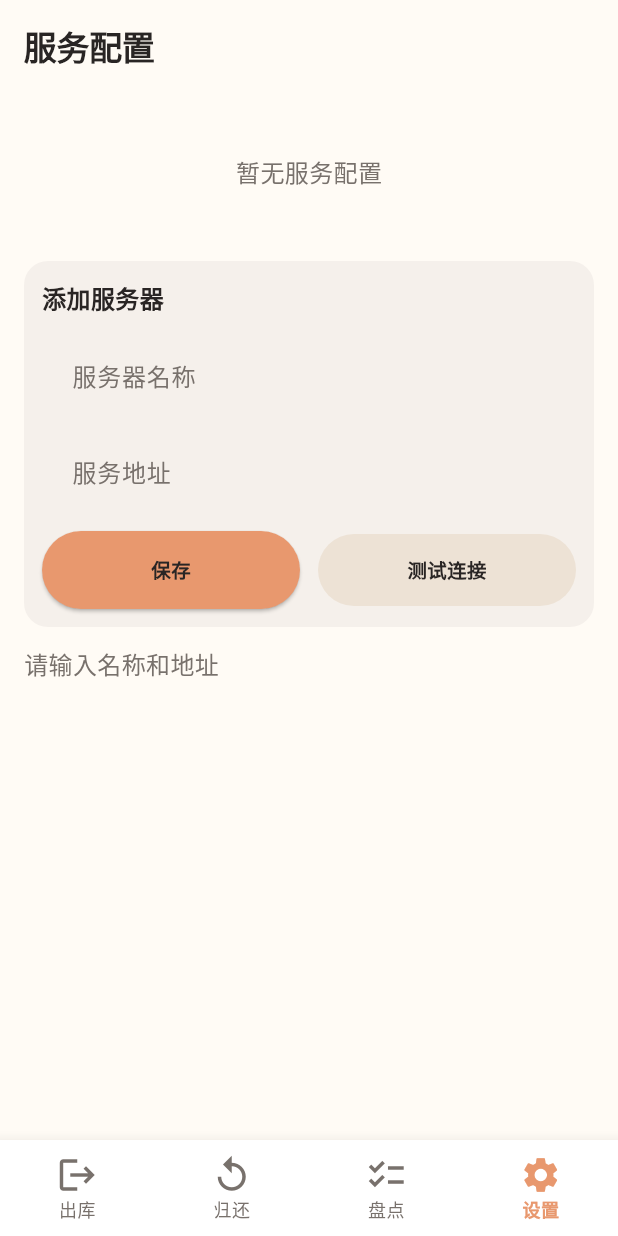
After one commit to xuzhaorui/claude-code-warp-Design, a Flutter app: the screen it shows after launch, item 4 of the bottom bar chosen, after a tap on "添加服务器", after a tap on "保存", on a phone screen of 412 x 824 dp. The commit adds this screen. Run offline on Flutter 3.47's test engine with Material 3 defaults, Android fonts, the light colour scheme and no system bars; our stand-ins replace shared_preferences, webview_flutter; missing offline and left inert: mobile_scanner.

Commit message:
feat: add server config store and settings page (closes task-031)

```diff
--- /dev/null
+++ b/flutter_shell/lib/features/settings/server_config_page.dart
@@ -0,0 +1,285 @@
+import 'package:flutter/material.dart';
+
+import '../../components/app_button.dart';
+import '../../design/app_design_colors.dart';
+import '../../design/app_radii.dart';
+import '../../design/app_spacing.dart';
+import '../../design/app_text_styles.dart';
+import 'server_config_store.dart';
+
+/// Server configuration page.
+///
+/// Allows users to manage multiple server configurations (name + base URL),
+/// select an active server, and test connectivity (placeholder).
+///
+/// Defaults to [PersistentServerConfigStore] for production.
+/// Inject an [InMemoryServerConfigStore] for tests.
+class ServerConfigPage extends StatefulWidget {
+  const ServerConfigPage({
+    super.key,
+    this.store,
+  });
+
+  final ServerConfigStore? store;
+
+  @override
+  State<ServerConfigPage> createState() => _ServerConfigPageState();
+}
+
+class _ServerConfigPageState extends State<ServerConfigPage> {
+  late final ServerConfigStore _store;
+  final _nameController = TextEditingController();
+  final _urlController = TextEditingController();
+  List<ServerConfig> _servers = [];
+  ServerConfig? _activeServer;
+  String? _statusMessage;
+  bool _statusIsError = false;
+  bool _showForm = false;
+
+  @override
+  void initState() {
+    super.initState();
+    _store = widget.store ?? PersistentServerConfigStore();
+    _load();
+  }
+
+  Future<void> _load() async {
+    final servers = await _store.loadServers();
+    final active = await _store.loadActiveServer();
+    if (!mounted) return;
+    setState(() {
+      _servers = servers;
+      _activeServer = active;
+    });
+  }
+
+  Future<void> _handleSave() async {
+    final name = _nameController.text.trim();
+    final url = _urlController.text.trim();
+    if (name.isEmpty || url.isEmpty) {
+      setState(() {
+        _statusMessage = '请输入名称和地址';
+        _statusIsError = true;
+      });
+      return;
+    }
+
+    final config = ServerConfig(name: name, baseUrl: url);
+    final updated = [..._servers, config];
+    await _store.saveServers(updated);
+    await _store.setActiveServer(config.normalizedBaseUrl);
+
+    if (!mounted) return;
+    setState(() {
+      _servers = updated;
+      _activeServer = config;
+      _statusMessage = '服务配置已保存';
+      _statusIsError = false;
+      _showForm = false;
+      _nameController.clear();
+      _urlController.clear();
+    });
+  }
+
+  void _handleTestConnection() {
+    setState(() {
+      _statusMessage = '待接入真实连接测试';
+      _statusIsError = false;
+    });
+  }
+
+  void _handleSelect(ServerConfig config) async {
+    await _store.setActiveServer(config.normalizedBaseUrl);
+    if (!mounted) return;
+    setState(() => _activeServer = config);
+  }
+
+  @override
+  void dispose() {
+    _nameController.dispose();
+    _urlController.dispose();
+    super.dispose();
+  }
+
+  @override
+  Widget build(BuildContext context) {
+    return SingleChildScrollView(
+      padding: const EdgeInsets.all(AppSpacing.lg),
+      child: Column(
+        crossAxisAlignment: CrossAxisAlignment.start,
+        children: [
+          Text('服务配置', style: AppTextStyles.title),
+          const SizedBox(height: AppSpacing.xl),
+
+          // Active server display
+          if (_activeServer != null) _buildActiveServer(_activeServer!),
+
+          // Server list
+          if (_servers.isEmpty)
+            _buildEmptyState()
+          else
+            ..._servers.map(_buildServerTile),
+
+          const SizedBox(height: AppSpacing.lg),
+
+          // Add / form toggle
+          if (!_showForm)
+            SizedBox(
+              width: double.infinity,
+              child: AppButton(
+                text: '添加服务器',
+                icon: Icons.add,
+                onPressed: () => setState(() => _showForm = true),
+              ),
+            ),
+
+          // Add form
+          if (_showForm) _buildForm(),
+
+          // Status message
+          if (_statusMessage != null) _buildStatusMessage(),
+        ],
+      ),
+    );
+  }
+
+  Widget _buildActiveServer(ServerConfig config) {
+    return Container(
+      width: double.infinity,
+      padding: const EdgeInsets.all(AppSpacing.md),
+      decoration: BoxDecoration(
+        color: AppDesignColors.surface,
+        borderRadius: BorderRadius.circular(16),
+        border: Border.all(color: AppDesignColors.primary),
+      ),
+      child: Row(
+        children: [
+          Icon(Icons.check_circle, color: AppDesignColors.primary, size: 20),
+          const SizedBox(width: AppSpacing.sm),
+          Expanded(
+            child: Column(
+              crossAxisAlignment: CrossAxisAlignment.start,
+              children: [
+                Text('当前服务器：${config.name}', style: AppTextStyles.body.copyWith(fontWeight: FontWeight.w600)),
+                Text(config.normalizedBaseUrl, style: AppTextStyles.caption.copyWith(color: AppDesignColors.textSecondary)),
+              ],
+            ),
+          ),
+        ],
+      ),
+    );
+  }
+
+  Widget _buildServerTile(ServerConfig config) {
+    final isActive = _activeServer?.normalizedBaseUrl == config.normalizedBaseUrl;
+    return Padding(
+      padding: const EdgeInsets.only(bottom: AppSpacing.sm),
+      child: Material(
+        color: isActive ? AppDesignColors.primarySoft : AppDesignColors.surface,
+        borderRadius: BorderRadius.circular(16),
+        child: InkWell(
+          onTap: () => _handleSelect(config),
+          borderRadius: BorderRadius.circular(16),
+          child: Padding(
+            padding: const EdgeInsets.all(AppSpacing.md),
+            child: Row(
+              children: [
+                Icon(
+                  isActive ? Icons.radio_button_checked : Icons.radio_button_off,
+                  size: 20,
+                  color: isActive ? AppDesignColors.primary : AppDesignColors.textSecondary,
+                ),
+                const SizedBox(width: AppSpacing.sm),
+                Expanded(
+                  child: Column(
+                    crossAxisAlignment: CrossAxisAlignment.start,
+                    children: [
+                      Text(config.name, style: AppTextStyles.body.copyWith(fontWeight: FontWeight.w600)),
+                      Text(config.normalizedBaseUrl,
+                          style: AppTextStyles.caption.copyWith(color: AppDesignColors.textSecondary)),
+                    ],
+                  ),
+                ),
+              ],
+            ),
+          ),
+        ),
+      ),
+    );
+  }
+
+  Widget _buildEmptyState() {
+    return Center(
+      child: Padding(
+        padding: const EdgeInsets.symmetric(vertical: AppSpacing.xxl),
+        child: Text(
+          '暂无服务配置',
+          style: AppTextStyles.body.copyWith(color: AppDesignColors.textSecondary),
+        ),
+      ),
+    );
+  }
+
+  Widget _buildForm() {
+    return Container(
+      padding: const EdgeInsets.all(AppSpacing.md),
+      decoration: BoxDecoration(
+        color: AppDesignColors.surfaceMuted,
+        borderRadius: BorderRadius.all(AppRadii.md),
+      ),
+      child: Column(
+        crossAxisAlignment: CrossAxisAlignment.start,
+        children: [
+          Text('添加服务器', style: AppTextStyles.body.copyWith(fontWeight: FontWeight.w600)),
+          const SizedBox(height: AppSpacing.md),
+          TextFormField(
+            controller: _nameController,
+            decoration: const InputDecoration(
+              labelText: '服务器名称',
+              hintText: '如：主服务器',
+            ),
+          ),
+          const SizedBox(height: AppSpacing.sm),
+          TextFormField(
+            controller: _urlController,
+            decoration: const InputDecoration(
+              labelText: '服务地址',
+              hintText: 'http://192.168.1.100:8080',
+            ),
+          ),
+          const SizedBox(height: AppSpacing.md),
+          Row(
+            children: [
+              Expanded(
+                child: AppButton(
+                  text: '保存',
+                  onPressed: _handleSave,
+                ),
+              ),
+              const SizedBox(width: AppSpacing.md),
+              Expanded(
+                child: AppButton(
+                  text: '测试连接',
+                  variant: AppButtonVariant.secondary,
+                  onPressed: _handleTestConnection,
+                ),
+              ),
+            ],
+          ),
+        ],
+      ),
+    );
+  }
+
+  Widget _buildStatusMessage() {
+    return Padding(
+      padding: const EdgeInsets.only(top: AppSpacing.md),
+      child: Text(
+        _statusMessage!,
+        style: AppTextStyles.body.copyWith(
+          color: _statusIsError ? AppDesignColors.textSecondary : AppDesignColors.primary,
+        ),
+      ),
+    );
+  }
+}
--- /dev/null
+++ b/flutter_shell/lib/features/settings/server_config_store.dart
@@ -0,0 +1,133 @@
+import 'dart:convert';
+
+import 'package:shared_preferences/shared_preferences.dart';
+
+// ── ServerConfig model ──
+
+/// A single server configuration entry.
+class ServerConfig {
+  const ServerConfig({
+    required this.name,
+    required this.baseUrl,
+  });
+
+  final String name;
+
+  /// Server base URL without trailing slash.
+  final String baseUrl;
+
+  /// Returns [baseUrl] with trailing slash removed.
+  String get normalizedBaseUrl => baseUrl.endsWith('/') ? baseUrl.substring(0, baseUrl.length - 1) : baseUrl;
+
+  Map<String, dynamic> toJson() => {'name': name, 'baseUrl': normalizedBaseUrl};
+
+  factory ServerConfig.fromJson(Map<String, dynamic> json) => ServerConfig(
+        name: json['name'] as String? ?? '',
+        baseUrl: json['baseUrl'] as String? ?? '',
+      );
+
+  @override
+  bool operator ==(Object other) =>
+      identical(this, other) ||
+      other is ServerConfig && name == other.name && normalizedBaseUrl == other.normalizedBaseUrl;
+
+  @override
+  int get hashCode => Object.hash(name, normalizedBaseUrl);
+
+  @override
+  String toString() => 'ServerConfig(name: $name, baseUrl: $normalizedBaseUrl)';
+}
+
+// ── Store interface ──
+
+/// Abstract storage for server configurations.
+abstract interface class ServerConfigStore {
+  Future<List<ServerConfig>> loadServers();
+  Future<void> saveServers(List<ServerConfig> servers);
+  Future<ServerConfig?> loadActiveServer();
+  Future<void> setActiveServer(String baseUrl);
+}
+
+// ── In-memory store (testable, no platform dependency) ──
+
+/// In-memory implementation of [ServerConfigStore].  No platform plugins needed.
+class InMemoryServerConfigStore implements ServerConfigStore {
+  List<ServerConfig> _servers = [];
+  String? _activeBaseUrl;
+
+  @override
+  Future<List<ServerConfig>> loadServers() async => List.unmodifiable(_servers);
+
+  @override
+  Future<void> saveServers(List<ServerConfig> servers) async {
+    _servers = List.from(servers);
+    // If active server was removed, clear active.
+    if (_activeBaseUrl != null && !_servers.any((s) => s.normalizedBaseUrl == _activeBaseUrl)) {
+      _activeBaseUrl = null;
+    }
+  }
+
+  @override
+  Future<ServerConfig?> loadActiveServer() async {
+    if (_activeBaseUrl == null) return null;
+    return _servers.cast<ServerConfig?>().firstWhere(
+          (s) => s!.normalizedBaseUrl == _activeBaseUrl,
+          orElse: () => null,
+        );
+  }
+
+  @override
+  Future<void> setActiveServer(String baseUrl) async {
+    _activeBaseUrl = baseUrl.endsWith('/') ? baseUrl.substring(0, baseUrl.length - 1) : baseUrl;
+  }
+}
+
+// ── Persistent store (SharedPreferences) ──
+
+/// SharedPreferences-backed implementation of [ServerConfigStore].
+class PersistentServerConfigStore implements ServerConfigStore {
+  static const _kConfigs = 'wms.serverConfigs';
+  static const _kActive = 'wms.activeServerBaseUrl';
+
+  // ignore: prefer_initializing_formals — _prefs is mutable, not final
+  PersistentServerConfigStore({SharedPreferences? prefs}) : _prefs = prefs;
+
+  SharedPreferences? _prefs;
+
+  Future<SharedPreferences> get _store async => _prefs ??= await SharedPreferences.getInstance();
+
+  @override
+  Future<List<ServerConfig>> loadServers() async {
+    final prefs = await _store;
+    final raw = prefs.getString(_kConfigs);
+    if (raw == null || raw.isEmpty) return [];
+    final list = jsonDecode(raw) as List;
+    return list.map((e) => ServerConfig.fromJson(e as Map<String, dynamic>)).toList();
+  }
+
+  @override
+  Future<void> saveServers(List<ServerConfig> servers) async {
+    final prefs = await _store;
+    final raw = jsonEncode(servers.map((s) => s.toJson()).toList());
+    await prefs.setString(_kConfigs, raw);
+  }
+
+  @override
+  Future<ServerConfig?> loadActiveServer() async {
+    final prefs = await _store;
+    final baseUrl = prefs.getString(_kActive);
+    if (baseUrl == null || baseUrl.isEmpty) return null;
+    final servers = await loadServers();
+    return servers.cast<ServerConfig?>().firstWhere(
+          (s) => s!.normalizedBaseUrl == baseUrl,
+          orElse: () => null,
+        );
+  }
+
+  @override
+  Future<void> setActiveServer(String baseUrl) async {
+    final prefs = await _store;
+    final normalized = baseUrl.endsWith('/') ? baseUrl.substring(0, baseUrl.length - 1) : baseUrl;
+    await prefs.setString(_kActive, normalized);
+  }
+}
--- a/flutter_shell/lib/features/warehouse_shell/warehouse_shell.dart
+++ b/flutter_shell/lib/features/warehouse_shell/warehouse_shell.dart
@@ -4,6 +4,8 @@ import '../../design/app_design_colors.dart';
 import '../../design/app_radii.dart';
 import '../../design/app_spacing.dart';
 import '../../design/app_text_styles.dart';
+import '../settings/server_config_page.dart';
+import '../settings/server_config_store.dart';
 
 // ---- Tab enum ----
 
@@ -37,12 +39,17 @@ class WarehouseShellMin extends StatefulWidget {
     super.key,
     this.initialTab = WarehouseTab.checkout,
     this.lastScanCode,
+    this.serverConfigStore,
     this.onScanRequested,
     this.onSettingsRequested,
   });
 
   final WarehouseTab initialTab;
   final String? lastScanCode;
+
+  /// Optional server config store for the settings tab.
+  /// Defaults to [PersistentServerConfigStore] when null.
+  final ServerConfigStore? serverConfigStore;
 
   /// Fired when the scan card is tapped. Carries the current tab.
   final ValueChanged<WarehouseTab>? onScanRequested;
@@ -64,10 +71,6 @@ class _WarehouseShellMinState extends State<WarehouseShellMin> {
   }
 
   void _onTabChanged(WarehouseTab tab) {
-    if (tab == WarehouseTab.settings) {
-      widget.onSettingsRequested?.call();
-      return;
-    }
     setState(() => _activeTab = tab);
   }
 
@@ -109,6 +112,9 @@ class _WarehouseShellMinState extends State<WarehouseShellMin> {
   // ── Tab content ──
 
   Widget _buildTabContent() {
+    if (_activeTab == WarehouseTab.settings) {
+      return ServerConfigPage(store: widget.serverConfigStore);
+    }
     final tabInfo = _tabInfo(_activeTab);
     return SingleChildScrollView(
       padding: const EdgeInsets.fromLTRB(AppSpacing.lg, AppSpacing.lg, AppSpacing.lg, AppSpacing.xxl),
--- a/flutter_shell/pubspec.yaml
+++ b/flutter_shell/pubspec.yaml
@@ -36,6 +36,7 @@ dependencies:
   cupertino_icons: ^1.0.8
   webview_flutter: ^4.14.0
   mobile_scanner: ^7.2.0
+  shared_preferences: ^2.3.0
 
 dev_dependencies:
   flutter_test:
```
Also changed, not shown: flutter_shell/pubspec.lock, 4 other files.
